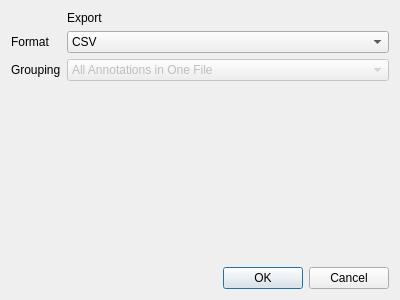
Qt form src/core/exportdialog.ui (OceanEye-Project/OceanEye-QT) before a commit.
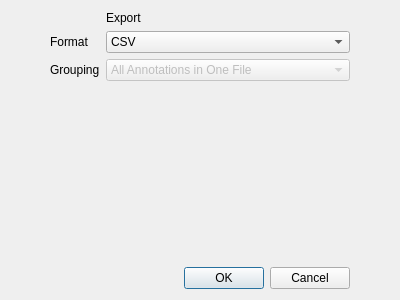
The same form after that commit.

Commit message: yolo and coco export formats

The edit to the form file:
```diff
--- a/src/core/exportdialog.ui
+++ b/src/core/exportdialog.ui
@@ -14,6 +14,15 @@
    <string>Export</string>
   </property>
   <layout class="QFormLayout" name="formLayout">
+   <property name="fieldGrowthPolicy">
+    <enum>QFormLayout::FieldGrowthPolicy::ExpandingFieldsGrow</enum>
+   </property>
+   <property name="leftMargin">
+    <number>50</number>
+   </property>
+   <property name="rightMargin">
+    <number>50</number>
+   </property>
    <item row="0" column="1">
     <widget class="QLabel" name="exportCount">
      <property name="text">
@@ -33,6 +42,12 @@
    </item>
    <item row="1" column="1">
     <widget class="QComboBox" name="formatCombo">
+     <property name="sizePolicy">
+      <sizepolicy hsizetype="Expanding" vsizetype="Fixed">
+       <horstretch>1</horstretch>
+       <verstretch>0</verstretch>
+      </sizepolicy>
+     </property>
      <item>
       <property name="text">
        <string>CSV</string>
@@ -57,6 +72,12 @@
      <property name="enabled">
       <bool>false</bool>
      </property>
+     <property name="sizePolicy">
+      <sizepolicy hsizetype="Expanding" vsizetype="Fixed">
+       <horstretch>0</horstretch>
+       <verstretch>0</verstretch>
+      </sizepolicy>
+     </property>
      <item>
       <property name="text">
        <string>All Annotations in One File</string>
```
Left out of the diff: 14 changed lines with no effect on the pictures. The commit also changes 1 other file.
